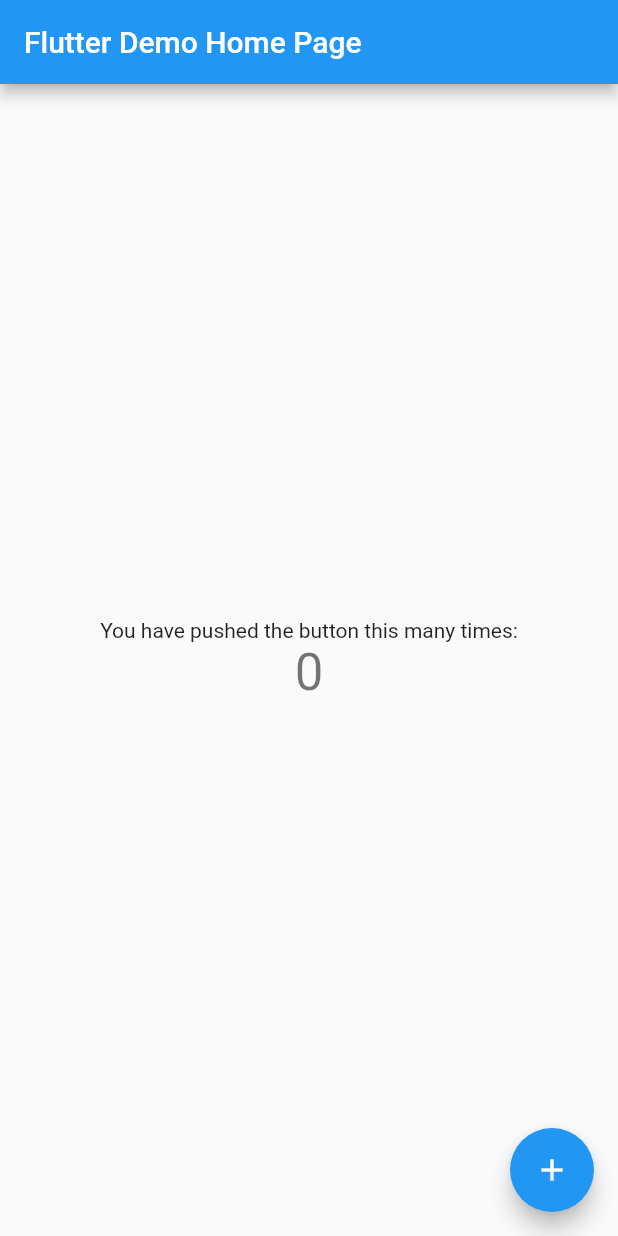
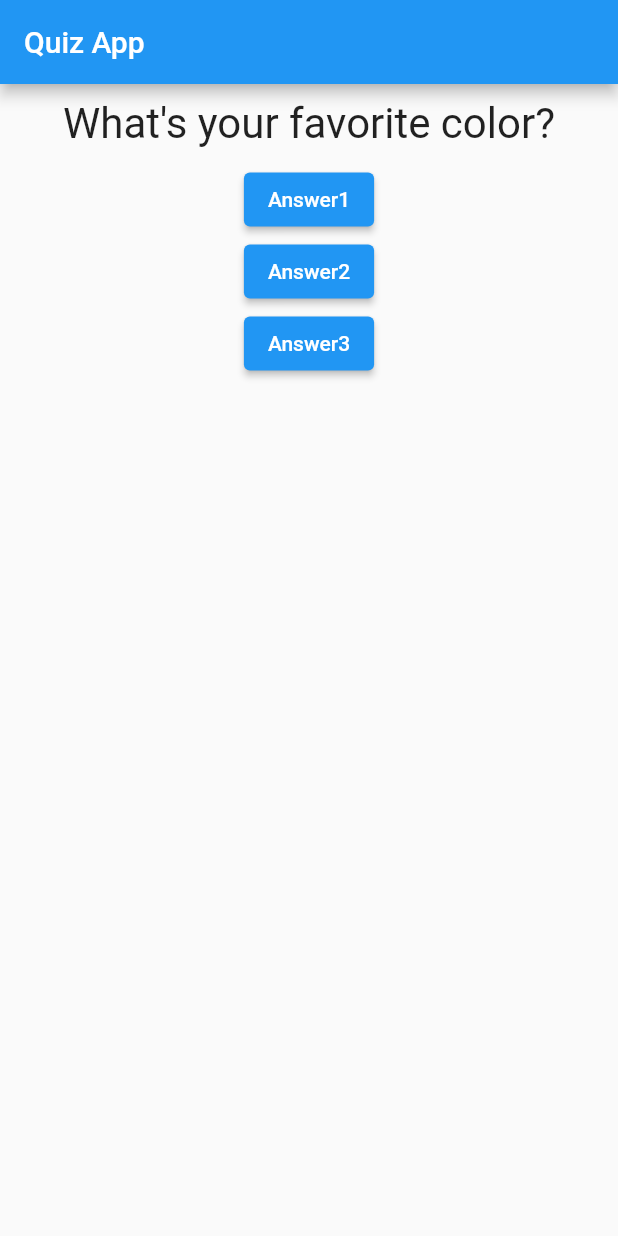
Before and after one commit to iaslyk/quiz_app, a Flutter app: the screen it shows after launch, on a phone screen of 412 x 824 dp. Run offline on Flutter 3.47's test engine with Material 2 defaults, Android fonts, the phone set to English and light mode, and no system bars.

Commit message:
Created question file with function and styling

```diff
--- a/lib/main.dart
+++ b/lib/main.dart
@@ -1,113 +1,58 @@
 import 'package:flutter/material.dart';
 
+import './question.dart';
+
 void main() {
-  runApp(MyApp());
+  runApp(QuizApp());
 }
 
-class MyApp extends StatelessWidget {
-  // This widget is the root of your application.
+class QuizApp extends StatefulWidget {
   @override
-  Widget build(BuildContext context) {
-    return MaterialApp(
-      title: 'Flutter Demo',
-      theme: ThemeData(
-        // This is the theme of your application.
-        //
-        // Try running your application with "flutter run". You'll see the
-        // application has a blue toolbar. Then, without quitting the app, try
-        // changing the primarySwatch below to Colors.green and then invoke
-        // "hot reload" (press "r" in the console where you ran "flutter run",
-        // or simply save your changes to "hot reload" in a Flutter IDE).
-        // Notice that the counter didn't reset back to zero; the application
-        // is not restarted.
-        primarySwatch: Colors.blue,
-      ),
-      home: MyHomePage(title: 'Flutter Demo Home Page'),
-    );
+  State<StatefulWidget> createState() {
+    return _QuizAppState();
   }
 }
 
-class MyHomePage extends StatefulWidget {
-  MyHomePage({Key? key, required this.title}) : super(key: key);
+class _QuizAppState extends State<QuizApp> {
+  var _questionIndex = 0;
 
-  // This widget is the home page of your application. It is stateful, meaning
-  // that it has a State object (defined below) that contains fields that affect
-  // how it looks.
+  void _answerQuestion() {
+    setState(() {
+      _questionIndex = _questionIndex + 1;
+    });
 
-  // This class is the configuration for the state. It holds the values (in this
-  // case the title) provided by the parent (in this case the App widget) and
-  // used by the build method of the State. Fields in a Widget subclass are
-  // always marked "final".
-
-  final String title;
-
-  @override
-  _MyHomePageState createState() => _MyHomePageState();
-}
-
-class _MyHomePageState extends State<MyHomePage> {
-  int _counter = 0;
-
-  void _incrementCounter() {
-    setState(() {
-      // This call to setState tells the Flutter framework that something has
-      // changed in this State, which causes it to rerun the build method below
-      // so that the display can reflect the updated values. If we changed
-      // _counter without calling setState(), then the build method would not be
-      // called again, and so nothing would appear to happen.
-      _counter++;
-    });
+    print(_questionIndex);
   }
 
   @override
   Widget build(BuildContext context) {
-    // This method is rerun every time setState is called, for instance as done
-    // by the _incrementCounter method above.
-    //
-    // The Flutter framework has been optimized to make rerunning build methods
-    // fast, so that you can just rebuild anything that needs updating rather
-    // than having to individually change instances of widgets.
-    return Scaffold(
-      appBar: AppBar(
-        // Here we take the value from the MyHomePage object that was created by
-        // the App.build method, and use it to set our appbar title.
-        title: Text(widget.title),
-      ),
-      body: Center(
-        // Center is a layout widget. It takes a single child and positions it
-        // in the middle of the parent.
-        child: Column(
-          // Column is also a layout widget. It takes a list of children and
-          // arranges them vertically. By default, it sizes itself to fit its
-          // children horizontally, and tries to be as tall as its parent.
-          //
-          // Invoke "debug painting" (press "p" in the console, choose the
-          // "Toggle Debug Paint" action from the Flutter Inspector in Android
-          // Studio, or the "Toggle Debug Paint" command in Visual Studio Code)
-          // to see the wireframe for each widget.
-          //
-          // Column has various properties to control how it sizes itself and
-          // how it positions its children. Here we use mainAxisAlignment to
-          // center the children vertically; the main axis here is the vertical
-          // axis because Columns are vertical (the cross axis would be
-          // horizontal).
-          mainAxisAlignment: MainAxisAlignment.center,
-          children: <Widget>[
-            Text(
-              'You have pushed the button this many times:',
+    var questions = [
+      'What\'s your favorite color?',
+      'What\'s your favorite animal?'
+    ];
+    return MaterialApp(
+      home: Scaffold(
+        appBar: AppBar(
+          title: Text('Quiz App'),
+        ),
+        body: Column(
+          children: [
+            Question(questions[_questionIndex]),
+            ElevatedButton(
+              child: Text('Answer1'),
+              onPressed: _answerQuestion,
             ),
-            Text(
-              '$_counter',
-              style: Theme.of(context).textTheme.headline4,
+            ElevatedButton(
+              child: Text('Answer2'),
+              onPressed: _answerQuestion,
+            ),
+            ElevatedButton(
+              child: Text('Answer3'),
+              onPressed: _answerQuestion,
             ),
           ],
         ),
       ),
-      floatingActionButton: FloatingActionButton(
-        onPressed: _incrementCounter,
-        tooltip: 'Increment',
-        child: Icon(Icons.add),
-      ), // This trailing comma makes auto-formatting nicer for build methods.
     );
   }
 }
--- /dev/null
+++ b/lib/question.dart
@@ -0,0 +1,18 @@
+import 'package:flutter/material.dart';
+
+class Question extends StatelessWidget {
+  final String questionText;
+  Question(this.questionText);
+  @override
+  Widget build(BuildContext context) {
+    return Container(
+      width: double.infinity,
+      margin: EdgeInsets.all(10),
+      child: Text(
+        questionText,
+        style: TextStyle(fontSize: 28),
+        textAlign: TextAlign.center,
+      ),
+    );
+  }
+}
```
Also changed, not shown: 2 other files.
